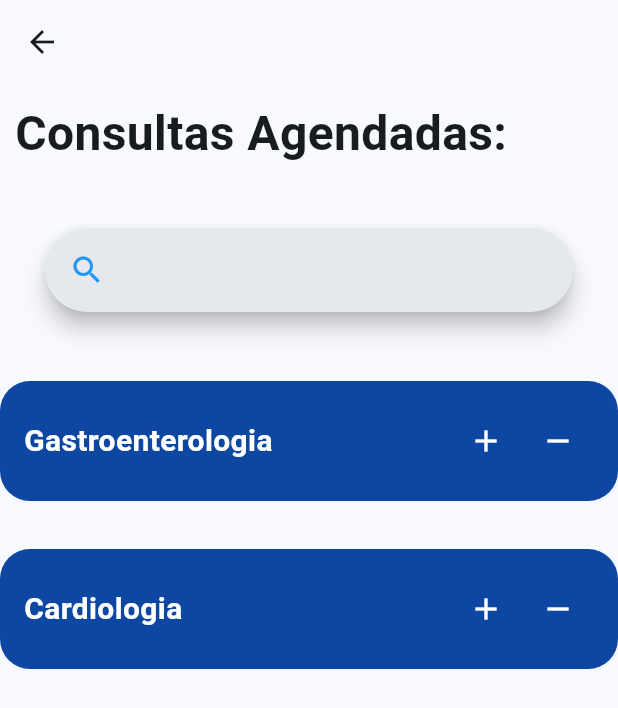
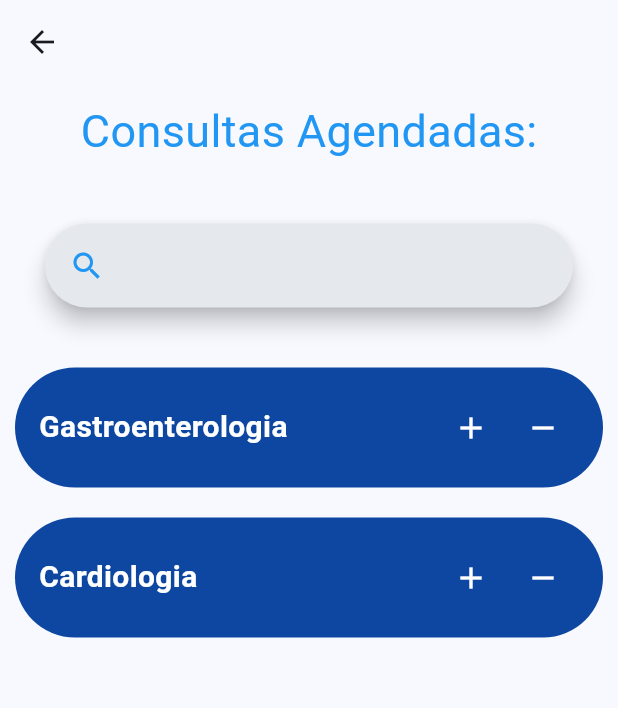
Before and after one commit to EduardoSilvaDiniz/medlink, a Flutter app: the MyConsult screen opened by its route, on a phone screen of 412 x 824 dp. Shown: the top 708 px of the screen. Run offline on Flutter 3.47's test engine with Material 3 defaults, Android fonts, the phone set to English and light mode, and no system bars.

Commit message:
small fix

```diff
--- a/lib/screens/my_consult.dart
+++ b/lib/screens/my_consult.dart
@@ -22,11 +22,11 @@ class MyConsultState extends State<MyConsult> {
             children: [
               Padding(
                   padding: EdgeInsets.all(10.0),
-                  child: Text('Consultas Agendadas:',
+                  child: Center(child: Text('Consultas Agendadas:',
                       style: TextStyle(
-                          fontSize: 32, fontWeight: FontWeight.bold))),
+                          fontSize: 30, color: Colors.blue)))),
               Padding(padding: EdgeInsets.all(30.0), child: SearchBarBuild()),
-              ConsultationSection(),
+              ConsultationSection()
             ]));
   }
 }
--- a/lib/screens/scheduling.dart
+++ b/lib/screens/scheduling.dart
@@ -67,16 +67,16 @@ class Scheduling extends StatelessWidget {
         child: ElevatedButton(
             style: ElevatedButton.styleFrom(
                 padding: const EdgeInsets.all(20),
-                backgroundColor: const Color.fromRGBO(206, 206, 206, 1)),
+                backgroundColor: Colors.blue.shade900),
             onPressed: () {},
             child: Row(children: [
               const Icon(Icons.add,
-                  color: Color.fromRGBO(11, 88, 216, 1), size: 35),
+                  color: Colors.white, size: 35),
               Text(text,
                   style: const TextStyle(
                       fontSize: 16,
                       fontWeight: FontWeight.bold,
-                      color: Color.fromRGBO(38, 38, 38, 1)))
+                      color: Colors.white))
             ])));
   }
 }
--- a/lib/widgets/block_consult.dart
+++ b/lib/widgets/block_consult.dart
@@ -36,9 +36,9 @@ class ConsultationSectionState extends State<ConsultationSection> {
   Widget _buildConsultationTile(String specialty, String doctor, String date,
       bool isExpanded, ValueChanged<bool> onExpand) {
     return Container(
-        margin: const EdgeInsets.symmetric(vertical: 16.0),
+        margin: const EdgeInsets.all( 10.0),
         decoration: BoxDecoration(
-            color: Colors.blue[900], borderRadius: BorderRadius.circular(20.0)),
+            color: Colors.blue.shade900, borderRadius: BorderRadius.circular(50.0)),
         padding: const EdgeInsets.all(16.0),
         child: Column(children: [
           Row(mainAxisAlignment: MainAxisAlignment.spaceBetween, children: [
```
